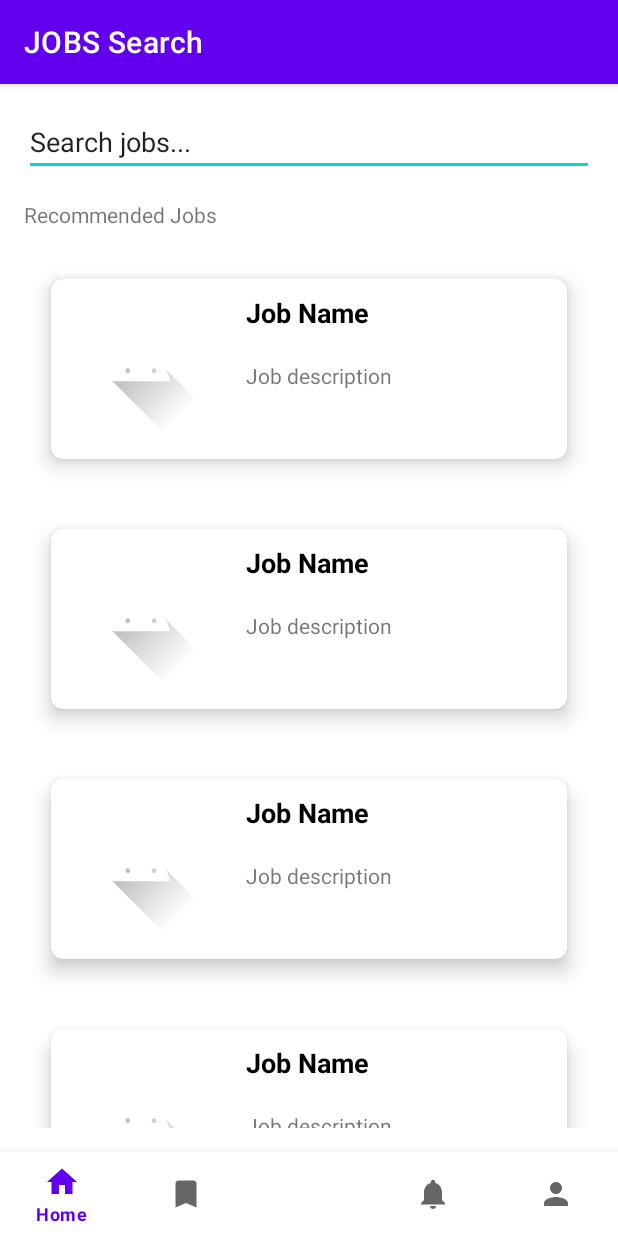
After one commit to AnjanaDinuwan/JOBSSearch, an Android app: the SeekerHome screen opened directly, with no data from a screen before it, on a phone screen of 412 x 824 dp. The commit adds this screen. Run offline under Robolectric (Android 15) with nearby library versions, the phone set to English and light mode, and no system bars.

Commit message:
Added SeekerHome

```diff
--- a/app/build.gradle
+++ b/app/build.gradle
@@ -30,6 +30,9 @@ android {
     kotlinOptions {
         jvmTarget = '1.8'
     }
+    buildFeatures {
+        viewBinding true
+    }
 }
 
 dependencies {
@@ -38,6 +41,8 @@ dependencies {
     implementation 'androidx.appcompat:appcompat:1.4.1'
     implementation 'com.google.android.material:material:1.5.0'
     implementation 'androidx.constraintlayout:constraintlayout:2.1.3'
+    implementation 'androidx.navigation:navigation-fragment-ktx:2.4.1'
+    implementation 'androidx.navigation:navigation-ui-ktx:2.4.1'
     testImplementation 'junit:junit:4.13.2'
     androidTestImplementation 'androidx.test.ext:junit:1.1.3'
     androidTestImplementation 'androidx.test.espresso:espresso-core:3.4.0'
--- /dev/null
+++ b/app/src/main/java/com/example/jobssearch/JobModel.kt
@@ -0,0 +1,6 @@
+package com.example.jobssearch
+
+class JobModel {
+    var job_name : String = ""
+    var job_description : String = ""
+}
--- /dev/null
+++ b/app/src/main/java/com/example/jobssearch/SeekerHome.kt
@@ -0,0 +1,52 @@
+package com.example.jobssearch
+
+import android.content.Context
+import androidx.appcompat.app.AppCompatActivity
+import android.os.Bundle
+import android.view.LayoutInflater
+import android.view.View
+import android.view.ViewGroup
+import androidx.recyclerview.widget.LinearLayoutManager
+import androidx.recyclerview.widget.RecyclerView
+
+
+class SeekerHome : AppCompatActivity() {
+    override fun onCreate(savedInstanceState: Bundle?) {
+        super.onCreate(savedInstanceState)
+        setContentView(R.layout.activity_seeker_home)
+
+        val recyclerView = findViewById<RecyclerView>(R.id.RVJobs)
+        val tList = ArrayList<Int>()
+        tList.add(1)
+        tList.add(2)
+        tList.add(3)
+        tList.add(4)
+        val jobAdapter = JobAdapter(this, tList)
+        val linearLayoutManager = LinearLayoutManager(this, LinearLayoutManager.VERTICAL, false)
+        recyclerView.layoutManager = linearLayoutManager
+        recyclerView.adapter = jobAdapter
+    }
+
+    class JobAdapter(private val context: Context, private val jobArrayList: ArrayList<Int>) :
+        RecyclerView.Adapter<JobAdapter.ViewHolder>() {
+
+        class ViewHolder(view: View) : RecyclerView.ViewHolder(view) {
+            init {
+
+            }
+        }
+
+        override fun onCreateViewHolder(parent: ViewGroup, viewType: Int): ViewHolder {
+            val view = LayoutInflater.from(parent.context)
+                .inflate(R.layout.job_card_layout, parent, false)
+
+            return ViewHolder(view)
+        }
+
+        override fun onBindViewHolder(holder: ViewHolder, position: Int) {
+
+        }
+
+        override fun getItemCount() = jobArrayList.size
+    }
+}
--- /dev/null
+++ b/app/src/main/res/layout/activity_seeker_home.xml
@@ -0,0 +1,51 @@
+<?xml version="1.0" encoding="utf-8"?>
+<androidx.constraintlayout.widget.ConstraintLayout xmlns:android="http://schemas.android.com/apk/res/android"
+    xmlns:app="http://schemas.android.com/apk/res-auto"
+    xmlns:tools="http://schemas.android.com/tools"
+    android:layout_width="match_parent"
+    android:layout_height="match_parent"
+    tools:context=".SeekerHome"
+    android:orientation="vertical">
+
+    <LinearLayout
+        android:layout_width="match_parent"
+        android:layout_height="0dp"
+        android:orientation="vertical"
+        android:padding="16dp"
+        app:layout_constraintBottom_toTopOf="@+id/bottomNavigationView2"
+        app:layout_constraintTop_toTopOf="parent">
+
+        <EditText
+            android:id="@+id/editTextTextPersonName"
+            android:layout_width="match_parent"
+            android:layout_height="wrap_content"
+            android:ems="10"
+            android:inputType="textPersonName"
+            android:text="Search jobs..."
+            android:layout_marginBottom="16dp"/>
+
+        <TextView
+            android:id="@+id/textView"
+            android:layout_width="wrap_content"
+            android:layout_height="wrap_content"
+            android:text="Recommended Jobs"
+            android:layout_marginBottom="10dp"/>
+
+        <androidx.recyclerview.widget.RecyclerView
+            android:id="@+id/RVJobs"
+            android:layout_width="match_parent"
+            android:layout_height="wrap_content"
+            android:layout_weight="1">
+
+        </androidx.recyclerview.widget.RecyclerView>
+    </LinearLayout>
+
+    <com.google.android.material.bottomnavigation.BottomNavigationView
+        android:id="@+id/bottomNavigationView2"
+        android:layout_width="match_parent"
+        android:layout_height="wrap_content"
+        app:layout_constraintBottom_toBottomOf="parent"
+        app:menu="@menu/bottom_nav_menu"/>
+
+
+</androidx.constraintlayout.widget.ConstraintLayout>
--- /dev/null
+++ b/app/src/main/res/layout/job_card_layout.xml
@@ -0,0 +1,61 @@
+<?xml version="1.0" encoding="utf-8"?>
+<androidx.cardview.widget.CardView xmlns:android="http://schemas.android.com/apk/res/android"
+    xmlns:app="http://schemas.android.com/apk/res-auto"
+    android:layout_width="match_parent"
+    android:layout_height="wrap_content"
+    android:layout_margin="5dp"
+    app:cardBackgroundColor="@color/white"
+    app:cardCornerRadius="8dp"
+    app:cardElevation="8dp"
+    app:cardMaxElevation="10dp"
+    app:cardPreventCornerOverlap="true"
+    app:cardUseCompatPadding="true">
+
+    <!-- In the above cardview widget cardelevation property will give elevation to your card view
+        card corner radius will provide radius to your card view card background color will give
+        background color to your card view card max elevation will give the cardview maximum
+        elevation card prevent corner overlap will add padding to CardView on v20 and before to
+        prevent intersections between the Card content and rounded corners. Card use compact padding
+        will add padding in API v21+ as well to have the same measurements with previous versions -->
+
+    <RelativeLayout
+        android:layout_width="match_parent"
+        android:layout_height="wrap_content">
+
+        <!-- ImageVIew to display our Course Image -->
+        <ImageView
+            android:id="@+id/idIVCourseImage"
+            android:layout_width="100dp"
+            android:layout_height="100dp"
+            android:layout_margin="10dp"
+            android:contentDescription="@string/app_name"
+            android:padding="5dp"
+            android:src="@drawable/ic_launcher_foreground" />
+
+        <!-- Text View to display Course Name -->
+        <TextView
+            android:id="@+id/idTVCourseName"
+            android:layout_width="match_parent"
+            android:layout_height="wrap_content"
+            android:layout_marginStart="10dp"
+            android:layout_marginTop="10dp"
+            android:layout_toEndOf="@id/idIVCourseImage"
+            android:text="Job Name"
+            android:textColor="@color/black"
+            android:textSize="18sp"
+            android:textStyle="bold" />
+
+        <!-- Text VIew to display Course Rating -->
+        <!-- Image used in present in drawable folder -->
+        <TextView
+            android:id="@+id/idTVCourseRating"
+            android:layout_width="match_parent"
+            android:layout_height="wrap_content"
+            android:layout_below="@id/idTVCourseName"
+            android:layout_marginStart="10dp"
+            android:layout_marginTop="20dp"
+            android:layout_toEndOf="@id/idIVCourseImage"
+            android:drawablePadding="2dp"
+            android:text="Job description" />
+    </RelativeLayout>
+</androidx.cardview.widget.CardView>
--- /dev/null
+++ b/app/src/main/res/values-land/dimens.xml
@@ -0,0 +1,3 @@
+<resources>
+      <dimen name="fab_margin">48dp</dimen>
+   </resources>
--- /dev/null
+++ b/app/src/main/res/values-w1240dp/dimens.xml
@@ -0,0 +1,3 @@
+<resources>
+      <dimen name="fab_margin">200dp</dimen>
+   </resources>
--- /dev/null
+++ b/app/src/main/res/values-w600dp/dimens.xml
@@ -0,0 +1,3 @@
+<resources>
+      <dimen name="fab_margin">48dp</dimen>
+   </resources>
--- /dev/null
+++ b/app/src/main/res/values/dimens.xml
@@ -0,0 +1,3 @@
+<resources>
+      <dimen name="fab_margin">16dp</dimen>
+   </resources>
--- a/app/src/main/res/values/themes.xml
+++ b/app/src/main/res/values/themes.xml
@@ -13,4 +13,10 @@
         <item name="android:statusBarColor">?attr/colorPrimaryVariant</item>
         <!-- Customize your theme here. -->
     </style>
+    <style name="Theme.JOBSSearch.NoActionBar">
+        <item name="windowActionBar">false</item>
+        <item name="windowNoTitle">true</item>
+    </style>
+    <style name="Theme.JOBSSearch.AppBarOverlay" parent="ThemeOverlay.AppCompat.Dark.ActionBar" />
+    <style name="Theme.JOBSSearch.PopupOverlay" parent="ThemeOverlay.AppCompat.Light" />
 </resources>
```
Also changed, not shown: app/src/main/AndroidManifest.xml (+8 -0 lines), app/src/main/res/navigation/nav_graph.xml (added, +28 -0 lines), app/src/main/res/values/strings.xml (+9 -0 lines).
